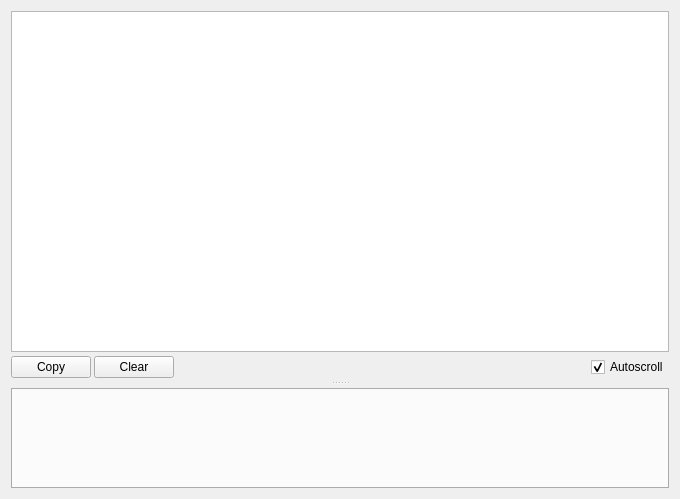
shaag7967/multiserialviewer, file src/multiserialviewer/ui_files/serialViewerWindow.ui: the form before one commit.
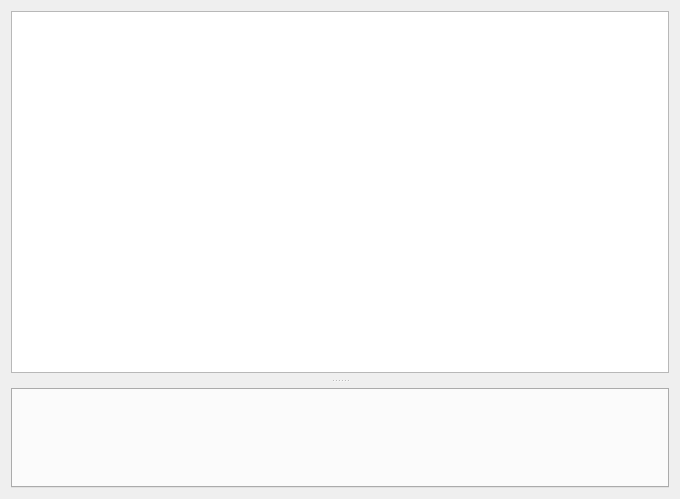
The form after the commit. Custom widgets are drawn as their Qt base class.

Commit message: - reworked settings handling (NOT compatible to previous settings) - show settings of SerialViewer in tab (serial port settings are not editable) - made serial port and baudrate editable - improved autoscroll and made reactivation of autoscroll configurable - replaced icon set - added button for restoring highlighter settings for MSG and ERR - added movable toolbar (removed existing buttons) - added arrange button for automatically resize/place SerialViewer windows

Patch:
```diff
--- a/src/multiserialviewer/ui_files/serialViewerWindow.ui
+++ b/src/multiserialviewer/ui_files/serialViewerWindow.ui
@@ -13,27 +13,9 @@
   <property name="windowTitle">
    <string>SerialViewer</string>
   </property>
-  <layout class="QVBoxLayout" name="verticalLayout_2">
+  <layout class="QVBoxLayout" name="verticalLayout">
    <item>
     <widget class="QSplitter" name="splitter">
-     <property name="minimumSize">
-      <size>
-       <width>0</width>
-       <height>0</height>
-      </size>
-     </property>
-     <property name="frameShape">
-      <enum>QFrame::Shape::NoFrame</enum>
-     </property>
-     <property name="frameShadow">
-      <enum>QFrame::Shadow::Raised</enum>
-     </property>
-     <property name="lineWidth">
-      <number>0</number>
-     </property>
-     <property name="midLineWidth">
-      <number>0</number>
-     </property>
      <property name="orientation">
       <enum>Qt::Orientation::Vertical</enum>
      </property>
@@ -41,22 +23,13 @@
       <bool>true</bool>
      </property>
      <property name="handleWidth">
-      <number>10</number>
+      <number>15</number>
      </property>
-     <widget class="QWidget" name="layoutWidget">
-      <layout class="QVBoxLayout" name="verticalLayout" stretch="0,0">
-       <property name="spacing">
-        <number>4</number>
-       </property>
-       <property name="sizeConstraint">
-        <enum>QLayout::SizeConstraint::SetDefaultConstraint</enum>
-       </property>
-       <item>
         <widget class="SerialViewerTextEdit" name="textEdit">
          <property name="sizePolicy">
           <sizepolicy hsizetype="Expanding" vsizetype="Expanding">
            <horstretch>0</horstretch>
-           <verstretch>1</verstretch>
+        <verstretch>3</verstretch>
           </sizepolicy>
          </property>
          <property name="undoRedoEnabled">
@@ -79,68 +52,21 @@
 &lt;p style=&quot;-qt-paragraph-type:empty; margin-top:0px; margin-bottom:0px; margin-left:0px; margin-right:0px; -qt-block-indent:0; text-indent:0px;&quot;&gt;&lt;br /&gt;&lt;/p&gt;&lt;/body&gt;&lt;/html&gt;</string>
          </property>
         </widget>
-       </item>
-       <item>
-        <layout class="QHBoxLayout" name="horizontalLayout">
-         <property name="spacing">
-          <number>3</number>
-         </property>
-         <item>
-          <widget class="QPushButton" name="pb_copy">
-           <property name="text">
-            <string>Copy</string>
-           </property>
-          </widget>
-         </item>
-         <item>
-          <widget class="QPushButton" name="pb_clear">
-           <property name="text">
-            <string>Clear</string>
-           </property>
-          </widget>
-         </item>
-         <item>
-          <spacer name="horizontalSpacer">
-           <property name="orientation">
-            <enum>Qt::Orientation::Horizontal</enum>
-           </property>
-           <property name="sizeHint" stdset="0">
-            <size>
-             <width>40</width>
-             <height>20</height>
-            </size>
-           </property>
-          </spacer>
-         </item>
-         <item>
-          <widget class="QCheckBox" name="checkBox_autoscrollActive">
-           <property name="text">
-            <string>Autoscroll</string>
-           </property>
-           <property name="checked">
-            <bool>true</bool>
-           </property>
-          </widget>
-         </item>
-        </layout>
-       </item>
-      </layout>
-     </widget>
      <widget class="QTabWidget" name="tabWidget">
       <property name="sizePolicy">
-       <sizepolicy hsizetype="Expanding" vsizetype="Minimum">
+       <sizepolicy hsizetype="Expanding" vsizetype="Preferred">
         <horstretch>0</horstretch>
-        <verstretch>0</verstretch>
+        <verstretch>1</verstretch>
        </sizepolicy>
       </property>
       <property name="minimumSize">
        <size>
-        <width>100</width>
+        <width>0</width>
         <height>100</height>
        </size>
       </property>
       <property name="tabPosition">
-       <enum>QTabWidget::TabPosition::South</enum>
+       <enum>QTabWidget::TabPosition::North</enum>
       </property>
       <property name="currentIndex">
        <number>-1</number>
```
Left out of the diff: 3 changed lines with no effect on the pictures. Lines whose indentation alone changed are shown as unchanged. The commit also changes 43 other files.
